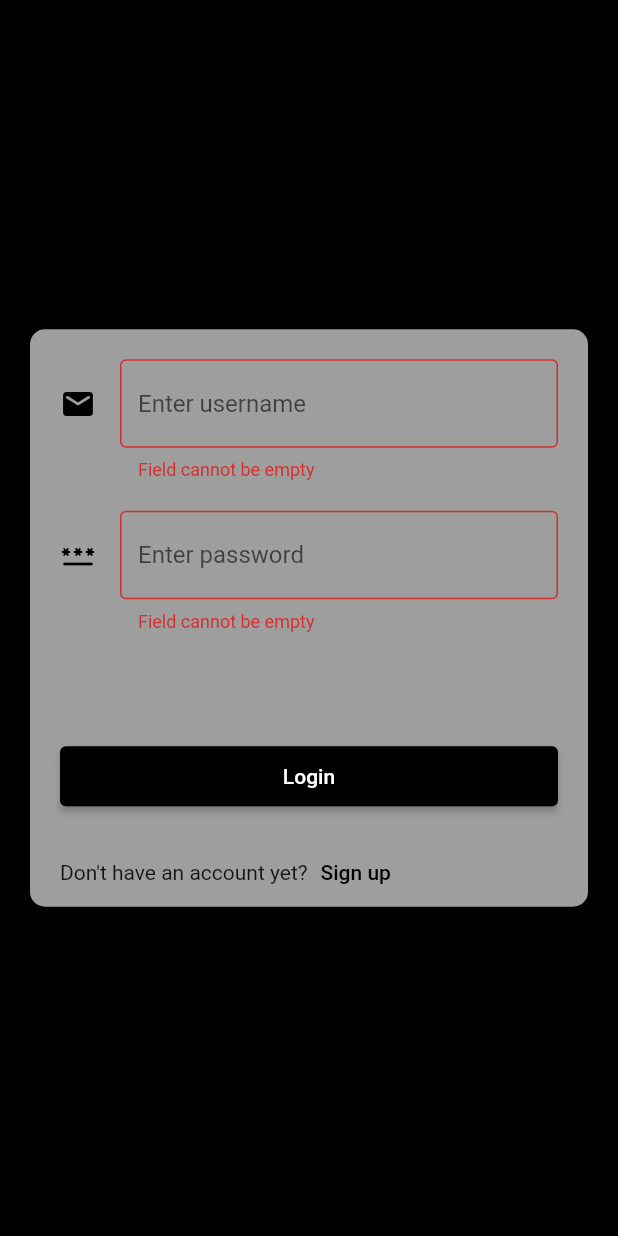
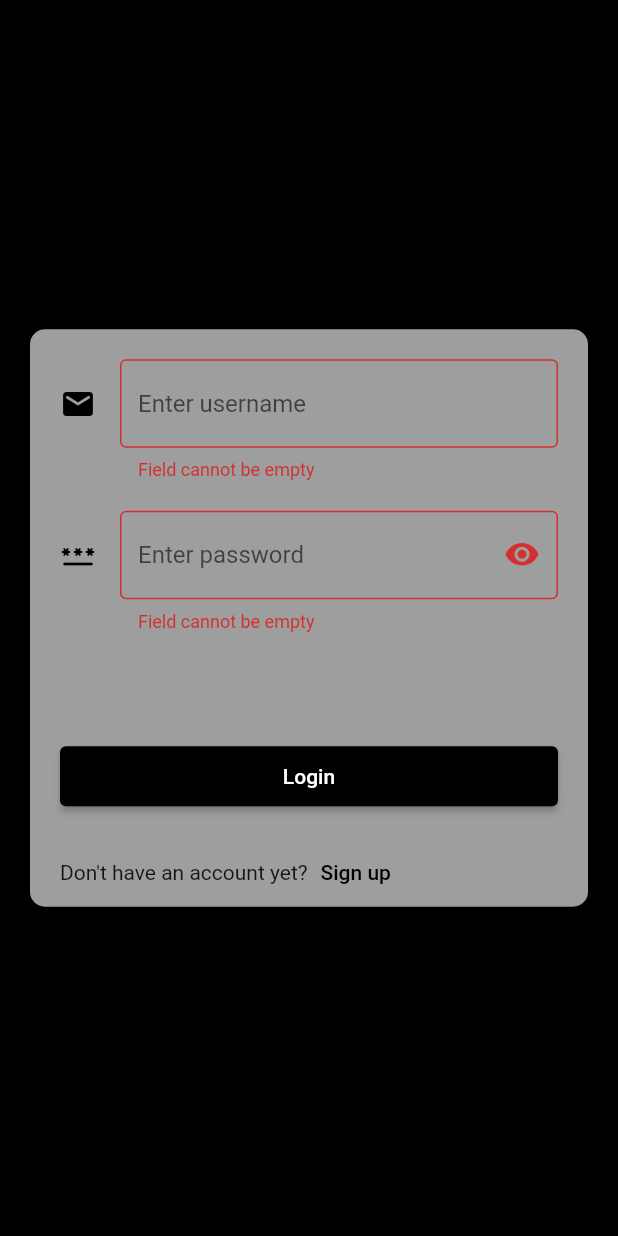
Before and after one commit to Dynu123/WebDevelopmentCA1, a Flutter app: the screen it shows after launch, after a tap on "Login", on a phone screen of 412 x 824 dp. Run offline on Flutter 3.47's test engine with Material 2 defaults, Android fonts, the phone set to English and light mode, and no system bars; our stand-ins replace dio; missing offline and left inert: dart:html; accounts and stored records are empty.

Commit message:
bug fixes

```diff
--- a/lib/Screens/screen_add_transaction.dart
+++ b/lib/Screens/screen_add_transaction.dart
@@ -1,4 +1,5 @@
 import 'package:flutter/material.dart';
+import 'package:flutter/services.dart';
 import 'package:makeup_webapp/ApiCalls/auth_controller.dart';
 import 'package:makeup_webapp/ApiCalls/transaction_api_calls.dart';
 import 'package:makeup_webapp/ApiCalls/transaction_controller.dart';
@@ -112,6 +113,7 @@ class _ScreenAddTransactionState extends State<ScreenAddTransaction> {
                     height: 20,
                   ),
                   TextFormField(
+                    inputFormatters: [FilteringTextInputFormatter.digitsOnly],
                     cursorColor: Colors.black,
                     controller: _amountController,
                     decoration: const InputDecoration(
--- a/lib/Screens/screen_login.dart
+++ b/lib/Screens/screen_login.dart
@@ -22,6 +22,7 @@ class _ScreenLoginState extends State<ScreenLogin> {
   String? _message = "";
   Color? _messageColor = Colors.red;
   bool isLoading = false;
+  bool showPassword = false;
 
   @override
   Widget build(BuildContext context) {
@@ -70,10 +71,20 @@ class _ScreenLoginState extends State<ScreenLogin> {
                       TextFormField(
                         cursorColor: Colors.black,
                         controller: _passwordController,
-                        obscureText: true,
-                        decoration: const InputDecoration(
-                            icon: Icon(Icons.password_rounded),
-                            border: OutlineInputBorder(),
+                        obscureText: !showPassword,
+                        decoration: InputDecoration(
+                            suffixIcon: IconButton(
+                              onPressed: () {
+                                setState(() {
+                                  showPassword = !showPassword;
+                                });
+                              },
+                              icon: Icon(showPassword
+                                  ? Icons.visibility_off_rounded
+                                  : Icons.visibility_rounded),
+                            ),
+                            icon: const Icon(Icons.password_rounded),
+                            border: const OutlineInputBorder(),
                             hintText: "Enter password"),
                         validator: (value) {
                           if (value == null || value.isEmpty) {
--- a/lib/Screens/screen_signup.dart
+++ b/lib/Screens/screen_signup.dart
@@ -162,6 +162,8 @@ class _ScreenSignupState extends State<ScreenSignup> {
                     validator: (value) {
                       if (value == null || value.isEmpty) {
                         return "Field cannot be empty";
+                      } else if (value.length != 10) {
+                        return "Phone number should be 10 digits";
                       } else {
                         return null;
                       }
```
Also changed, not shown: lib/Screens/screen_myprofile.dart (+23 -2 lines).
